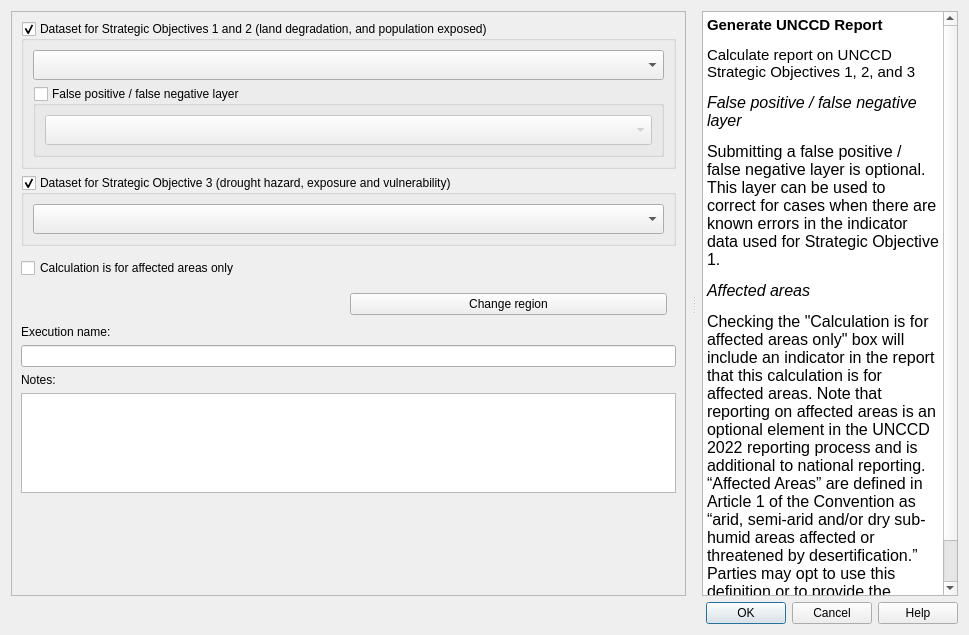
This is LDMP/gui/DlgCalculateUNCCDReport.ui in ConservationInternational/trends.earth as Qt 5 draws it before an edit. The edited form follows.
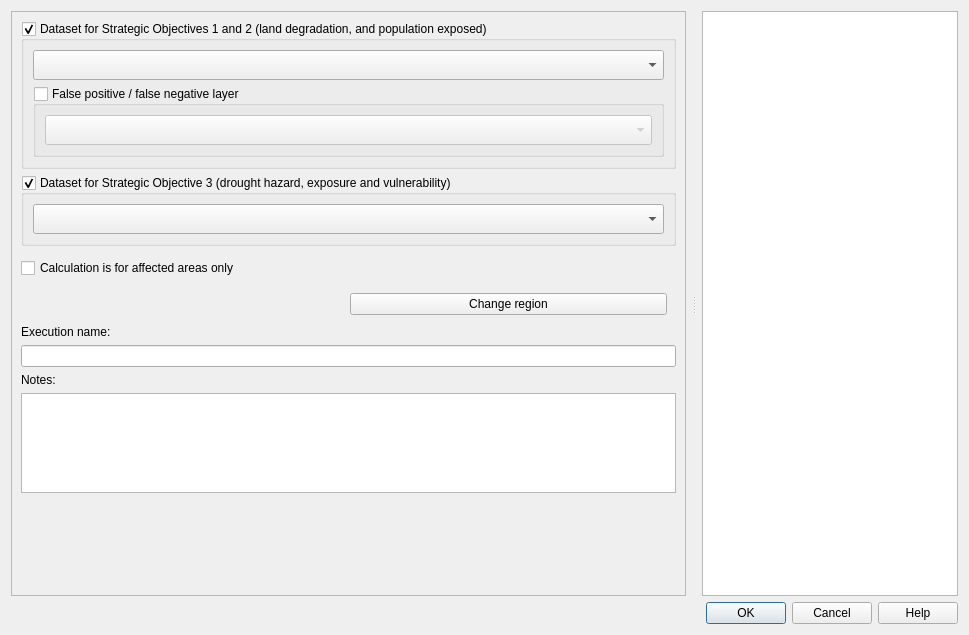
This is the edited form. Custom widgets are drawn as their Qt base class.

What changed in the file:
```diff
--- a/LDMP/gui/DlgCalculateUNCCDReport.ui
+++ b/LDMP/gui/DlgCalculateUNCCDReport.ui
@@ -369,18 +369,7 @@
       <property name="accessibleName">
        <string/>
       </property>
-      <property name="html">
-       <string>&lt;!DOCTYPE HTML PUBLIC &quot;-//W3C//DTD HTML 4.0//EN&quot; &quot;http://www.w3.org/TR/REC-html40/strict.dtd&quot;&gt;
-&lt;html&gt;&lt;head&gt;&lt;meta name=&quot;qrichtext&quot; content=&quot;1&quot; /&gt;&lt;style type=&quot;text/css&quot;&gt;
-p, li { white-space: pre-wrap; }
-&lt;/style&gt;&lt;/head&gt;&lt;body style=&quot; font-family:'MS Shell Dlg 2'; font-size:8.25pt; font-weight:400; font-style:normal;&quot;&gt;
-&lt;p style=&quot; margin-top:18px; margin-bottom:12px; margin-left:0px; margin-right:0px; -qt-block-indent:0; text-indent:0px;&quot;&gt;&lt;span style=&quot; font-family:'Ubuntu'; font-size:11pt; font-weight:600;&quot;&gt;Generate UNCCD Report&lt;/span&gt;&lt;/p&gt;
-&lt;p style=&quot; margin-top:12px; margin-bottom:12px; margin-left:0px; margin-right:0px; -qt-block-indent:0; text-indent:0px;&quot;&gt;&lt;span style=&quot; font-family:'Ubuntu'; font-size:11pt;&quot;&gt;Calculate report on UNCCD Strategic Objectives 1, 2, and 3&lt;/span&gt;&lt;/p&gt;
-&lt;p style=&quot; margin-top:12px; margin-bottom:12px; margin-left:0px; margin-right:0px; -qt-block-indent:0; text-indent:0px;&quot;&gt;&lt;span style=&quot; font-size:12pt; font-style:italic;&quot;&gt;False positive / false negative layer&lt;/span&gt;&lt;/p&gt;
-&lt;p style=&quot; margin-top:12px; margin-bottom:12px; margin-left:0px; margin-right:0px; -qt-block-indent:0; text-indent:0px;&quot;&gt;&lt;span style=&quot; font-size:12pt;&quot;&gt;Submitting a false positive / false negative layer is optional. This layer can be used to correct for cases when there are known errors in the indicator data used for Strategic Objective 1.&lt;/span&gt;&lt;/p&gt;
-&lt;p style=&quot; margin-top:12px; margin-bottom:12px; margin-left:0px; margin-right:0px; -qt-block-indent:0; text-indent:0px;&quot;&gt;&lt;span style=&quot; font-size:12pt; font-style:italic;&quot;&gt;Affected areas&lt;/span&gt;&lt;/p&gt;
-&lt;p style=&quot; margin-top:12px; margin-bottom:12px; margin-left:0px; margin-right:0px; -qt-block-indent:0; text-indent:0px;&quot;&gt;&lt;span style=&quot; font-size:12pt;&quot;&gt;Checking the &amp;quot;Calculation is for affected areas only&amp;quot; box will include an indicator in the report that this calculation is for affected areas. Note that reporting on affected areas is an optional element in the UNCCD 2022 reporting process and is additional to national reporting. “Affected Areas” are defined in Article 1 of the Convention as “arid, semi-arid and/or dry sub-humid areas affected or threatened by desertification.” Parties may opt to use this definition or to provide the operational definition of affected area in use in their country.”&lt;/span&gt;&lt;/p&gt;&lt;/body&gt;&lt;/html&gt;</string>
-      </property>
+      <property name="html"><string/></property>
       <property name="openExternalLinks">
        <bool>true</bool>
       </property>
```
